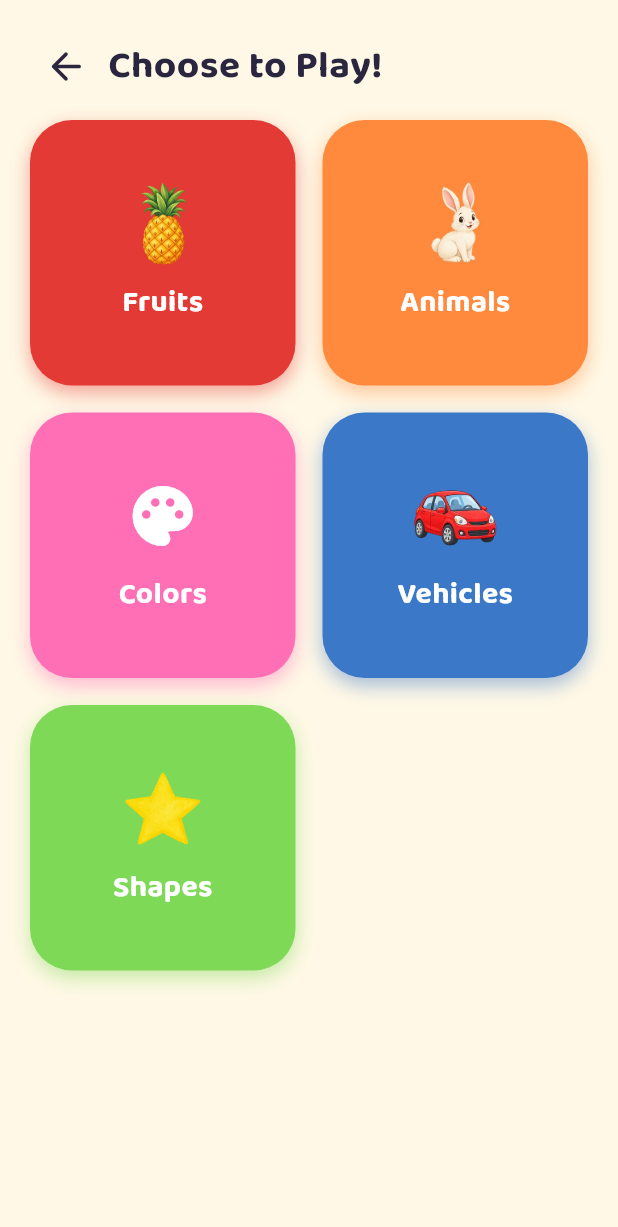
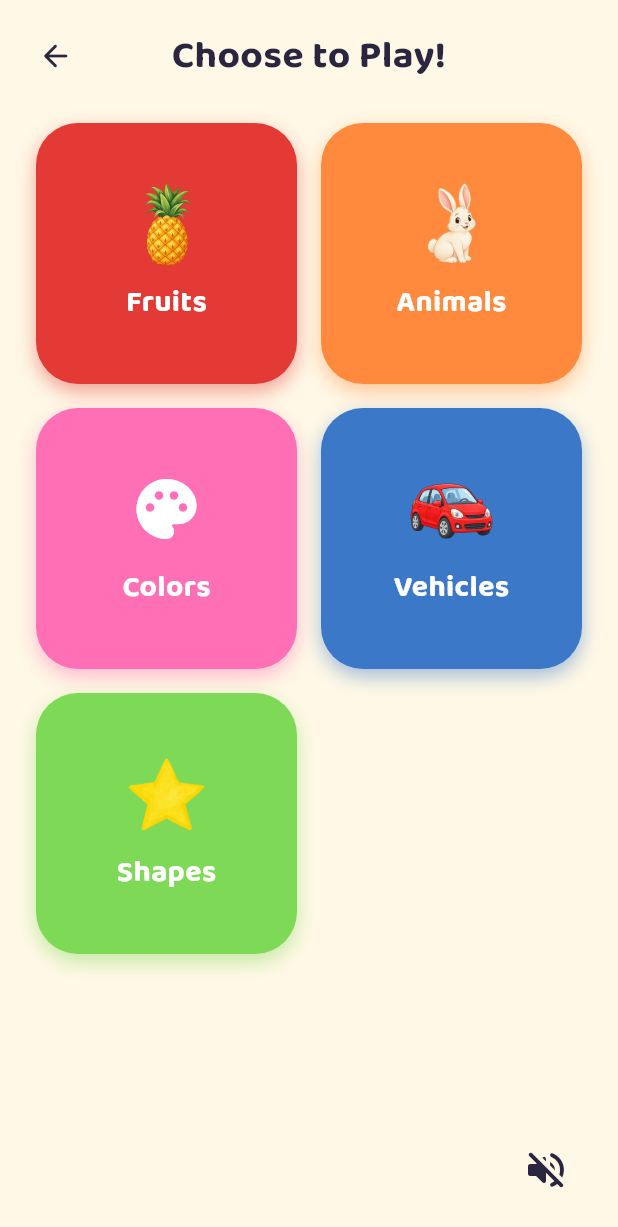
Before and after one commit to kapsgrafix/tap-and-learn-kids, a Flutter app: the screen it shows after launch, after a tap on the "volume up" icon, after a tap on "Let's Play!", on a phone screen of 412 x 824 dp. Shown: the top 1227 px of the screen. Run offline on Flutter 3.47's test engine with Material 3 defaults, Android fonts, the phone set to English and light mode, and no system bars; our stand-ins replace audioplayers.

Commit message:
Match Figma header, sound toggle, and quiz layout exactly
Three structural things from the Figma "Tap & Learn" frames were
missing from the build:

- A persistent sound/mute toggle in the bottom-right BottomBar on
  every single screen (was only a top-right icon on Home). New
  SoundToggleButton widget, dropped into a Stack on each screen.
- The back-arrow + centered-title header pattern used on Category
  Select and the Quiz screen. Figma balances a title in the middle
  of the row with a fixed-width invisible slot on the right mirroring
  the back button's slot on the left — our old headers just put the
  title to the right of the icon, which isn't centered. New shared
  AppHeader widget implements the LeftSlot/title/RightSlot pattern.
- The quiz screen's PromptCard + AnswerGrid + PaginationRow group is
  centered as a block (both horizontally and vertically) in the
  space below the header in Figma, not top-aligned. Rewrote
  GameScreen to wrap that group in Expanded+Center, moved the
  pagination dots out of the header (Figma puts them below the
  answer grid, with the header instead showing the category name),
  made the prompt card full-width with space-between layout instead
  of a centered pill, and switched the header's home icon to a
  proper back arrow (pops to Category Select, matching Figma).

Also fixed the progress dots' gap (was 6px, Figma spec is 8px) and
the answer cards' aspect ratio (163x155 in Figma, not square).

Co-Authored-By: Claude Sonnet 5 <noreply@anthropic.com>
Claude-Session: https://claude.ai/code/session_01L641V5yhK8SUiDMbpWkBmD

```diff
--- a/lib/screens/category_select_screen.dart
+++ b/lib/screens/category_select_screen.dart
@@ -1,7 +1,9 @@
 import 'package:flutter/material.dart';
 import '../data/categories_data.dart';
 import '../theme/app_theme.dart';
+import '../widgets/app_header.dart';
 import '../widgets/category_card.dart';
+import '../widgets/sound_toggle_button.dart';
 import 'game_screen.dart';
 
 class CategorySelectScreen extends StatelessWidget {
@@ -12,38 +14,25 @@ class CategorySelectScreen extends StatelessWidget {
     return Scaffold(
       backgroundColor: AppColors.bgYellow,
       body: SafeArea(
-        child: Padding(
-          padding: const EdgeInsets.all(20),
+        child: Stack(
+          children: [
+            Padding(
+              padding: const EdgeInsets.fromLTRB(24, 16, 24, 24),
               child: Column(
                 crossAxisAlignment: CrossAxisAlignment.start,
                 children: [
-              Row(
-                children: [
-                  IconButton(
-                    iconSize: 30,
-                    icon: const Icon(Icons.arrow_back_rounded, color: AppColors.textPrimary),
-                    onPressed: () => Navigator.of(context).pop(),
+                  AppHeader(
+                    title: 'Choose to Play!',
+                    onBack: () => Navigator.of(context).pop(),
                   ),
-                  const SizedBox(width: 4),
-                  const Text(
-                    'Choose to Play!',
-                    style: TextStyle(
-                      fontFamily: AppTheme.headingFontFamily,
-                      fontSize: 26,
-                      fontWeight: FontWeight.w700,
-                      color: AppColors.textPrimary,
-                    ),
-                  ),
-                ],
-              ),
-              const SizedBox(height: 12),
+                  const SizedBox(height: 24),
                   Expanded(
                     child: GridView.builder(
                       itemCount: gameCategories.length,
                       gridDelegate: const SliverGridDelegateWithFixedCrossAxisCount(
                         crossAxisCount: 2,
-                    mainAxisSpacing: 18,
-                    crossAxisSpacing: 18,
+                        mainAxisSpacing: 16,
+                        crossAxisSpacing: 16,
                         childAspectRatio: 1,
                       ),
                       itemBuilder: (context, index) {
@@ -62,6 +51,10 @@ class CategorySelectScreen extends StatelessWidget {
                 ],
               ),
             ),
+            // Figma's BottomBar sound toggle: bottom-right on every screen.
+            const SoundToggleButton(),
+          ],
+        ),
       ),
     );
   }
--- a/lib/screens/home_screen.dart
+++ b/lib/screens/home_screen.dart
@@ -1,9 +1,9 @@
 import 'package:flutter/material.dart';
-import '../services/audio_service.dart';
 import '../services/image_precache_service.dart';
 import '../theme/app_theme.dart';
 import '../widgets/mascot_widget.dart';
 import '../widgets/primary_button.dart';
+import '../widgets/sound_toggle_button.dart';
 import 'category_select_screen.dart';
 
 class HomeScreen extends StatefulWidget {
@@ -14,7 +14,6 @@ class HomeScreen extends StatefulWidget {
 }
 
 class _HomeScreenState extends State<HomeScreen> {
-  bool _muted = false;
   bool _imagesPrecached = false;
 
   @override
@@ -76,23 +75,8 @@ class _HomeScreenState extends State<HomeScreen> {
                 ],
               ),
             ),
-            Positioned(
-              top: 8,
-              right: 8,
-              child: IconButton(
-                iconSize: 30,
-                icon: Icon(
-                  _muted ? Icons.volume_off_rounded : Icons.volume_up_rounded,
-                  color: AppColors.textPrimary,
-                ),
-                onPressed: () {
-                  setState(() {
-                    _muted = !_muted;
-                    AudioService.instance.setMuted(_muted);
-                  });
-                },
-              ),
-            ),
+            // Figma's BottomBar sound toggle: bottom-right on every screen.
+            const SoundToggleButton(),
           ],
         ),
       ),
--- a/lib/screens/result_screen.dart
+++ b/lib/screens/result_screen.dart
@@ -5,6 +5,7 @@ import '../theme/app_theme.dart';
 import '../widgets/confetti_widget.dart';
 import '../widgets/mascot_widget.dart';
 import '../widgets/primary_button.dart';
+import '../widgets/sound_toggle_button.dart';
 import 'game_screen.dart';
 
 class ResultScreen extends StatefulWidget {
@@ -88,6 +89,8 @@ class _ResultScreenState extends State<ResultScreen> {
                 ],
               ),
             ),
+            // Figma's BottomBar sound toggle: bottom-right on every screen.
+            const SoundToggleButton(),
           ],
         ),
       ),
--- /dev/null
+++ b/lib/widgets/app_header.dart
@@ -0,0 +1,51 @@
+import 'package:flutter/material.dart';
+import '../theme/app_theme.dart';
+
+/// The back-arrow + centered-title header used on every screen after
+/// Home (Category Select, the Quiz screen and its Correct/Wrong states).
+/// A fixed-size, invisible slot on the right mirrors the back button's
+/// slot on the left so the title sits exactly in the middle of the row,
+/// matching the Figma "Header" component (LeftSlot / title / RightSlot).
+class AppHeader extends StatelessWidget {
+  final String title;
+  final VoidCallback onBack;
+
+  const AppHeader({super.key, required this.title, required this.onBack});
+
+  static const double _slotSize = 26;
+
+  @override
+  Widget build(BuildContext context) {
+    return SizedBox(
+      height: 42,
+      child: Row(
+        children: [
+          SizedBox(
+            width: _slotSize,
+            height: _slotSize,
+            child: IconButton(
+              padding: EdgeInsets.zero,
+              constraints: const BoxConstraints(),
+              iconSize: 24,
+              icon: const Icon(Icons.arrow_back_rounded, color: AppColors.textPrimary),
+              onPressed: onBack,
+            ),
+          ),
+          Expanded(
+            child: Text(
+              title,
+              textAlign: TextAlign.center,
+              style: const TextStyle(
+                fontFamily: AppTheme.headingFontFamily,
+                fontSize: 26,
+                fontWeight: FontWeight.w700,
+                color: AppColors.textPrimary,
+              ),
+            ),
+          ),
+          const SizedBox(width: _slotSize, height: _slotSize),
+        ],
+      ),
+    );
+  }
+}
--- a/lib/widgets/progress_dots.dart
+++ b/lib/widgets/progress_dots.dart
@@ -24,7 +24,7 @@ class ProgressDots extends StatelessWidget {
         final isActive = i == currentIndex;
         return AnimatedContainer(
           duration: const Duration(milliseconds: 250),
-          margin: const EdgeInsets.symmetric(horizontal: 3),
+          margin: const EdgeInsets.symmetric(horizontal: 4),
           width: isActive ? 22 : 8,
           height: 8,
           decoration: BoxDecoration(
--- /dev/null
+++ b/lib/widgets/sound_toggle_button.dart
@@ -0,0 +1,42 @@
+import 'package:flutter/material.dart';
+import '../services/audio_service.dart';
+import '../theme/app_theme.dart';
+
+/// The global mute/unmute toggle that Figma places in a "BottomBar" in
+/// the bottom-right corner of every single screen. Drop this inside a
+/// [Stack] (it positions itself) alongside each screen's main content.
+class SoundToggleButton extends StatefulWidget {
+  const SoundToggleButton({super.key});
+
+  @override
+  State<SoundToggleButton> createState() => _SoundToggleButtonState();
+}
+
+class _SoundToggleButtonState extends State<SoundToggleButton> {
+  late bool _muted = AudioService.instance.muted;
+
+  @override
+  Widget build(BuildContext context) {
+    return Positioned(
+      right: 24,
+      bottom: 20,
+      child: GestureDetector(
+        onTap: () {
+          setState(() {
+            _muted = !_muted;
+            AudioService.instance.setMuted(_muted);
+          });
+        },
+        child: SizedBox(
+          width: 48,
+          height: 48,
+          child: Icon(
+            _muted ? Icons.volume_off_rounded : Icons.volume_up_rounded,
+            size: 32,
+            color: AppColors.textPrimary,
+          ),
+        ),
+      ),
+    );
+  }
+}
```
Also changed, not shown: lib/screens/game_screen.dart (+66 -41 lines). Lines whose indentation alone changed are shown as unchanged.
